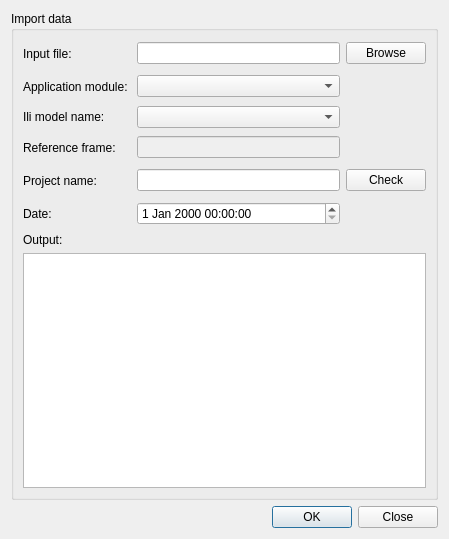
edigonzales-archiv/qcadastre, file base/file/Ui_importproject.ui: the form before one commit.
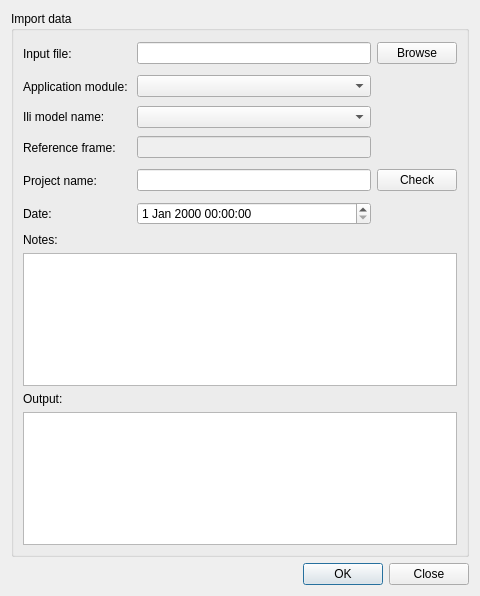
The form after the commit.

Commit message: [Import] notes textedit im ui hinzugefuegt

Patch:
```diff
--- a/base/file/Ui_importproject.ui
+++ b/base/file/Ui_importproject.ui
@@ -6,8 +6,8 @@
    <rect>
     <x>0</x>
     <y>0</y>
-    <width>449</width>
-    <height>539</height>
+    <width>480</width>
+    <height>596</height>
    </rect>
   </property>
   <property name="windowTitle">
@@ -172,6 +172,20 @@
         </item>
        </layout>
       </item>
+      <item row="1" column="0">
+       <layout class="QVBoxLayout" name="verticalLayout_2">
+        <item>
+         <widget class="QLabel" name="label_2">
+          <property name="text">
+           <string>Notes:</string>
+          </property>
+         </widget>
+        </item>
+        <item>
+         <widget class="QPlainTextEdit" name="textEditNotes"/>
+        </item>
+       </layout>
+      </item>
      </layout>
     </widget>
    </item>
```
Left out of the diff: 20 changed lines with no effect on the pictures. The commit also changes 1 other file.
